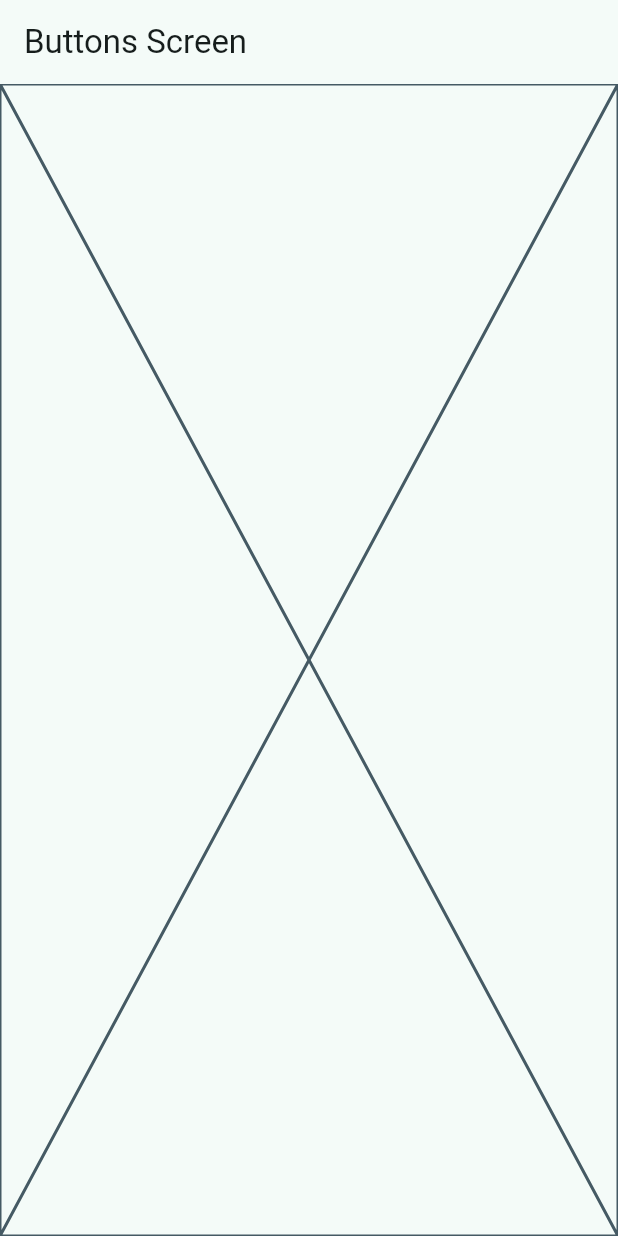
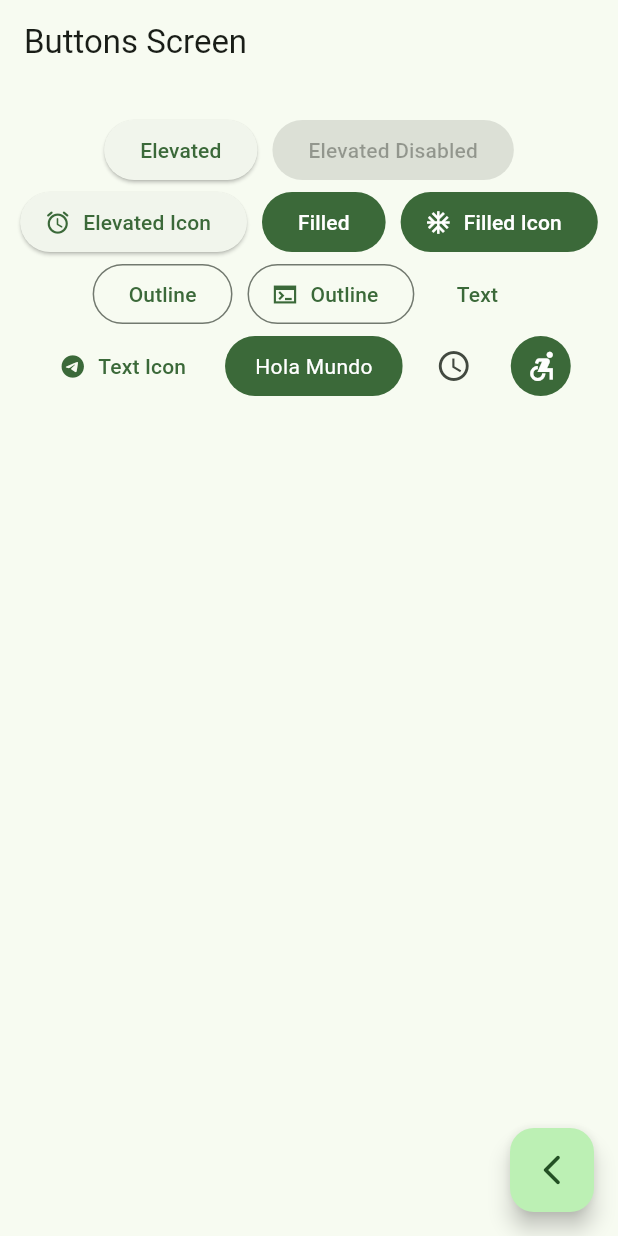
Before and after one commit to Ahtnezev/widgets_app, a Flutter app: the ButtonsScreen screen opened by its route, on a phone screen of 412 x 824 dp. Run offline on Flutter 3.47's test engine with Material 3 defaults, Android fonts, the phone set to English and light mode, and no system bars; our stand-ins replace go_router.

Commit message:
buttons screen finished

```diff
--- a/lib/main.dart
+++ b/lib/main.dart
@@ -17,7 +17,7 @@ class MainApp extends StatelessWidget {
     return MaterialApp.router(
       routerConfig: appRouter,
       debugShowCheckedModeBanner: false,
-      theme: AppTheme(selectedColor: 1).getTheme(),
+      theme: AppTheme(selectedColor: 2).getTheme(),
 
       // home: const HomeScreen(),
       // routes: {
--- a/lib/presentation/screens/buttons/buttons_screen.dart
+++ b/lib/presentation/screens/buttons/buttons_screen.dart
@@ -1,17 +1,102 @@
 import 'package:flutter/material.dart';
-
+import 'package:go_router/go_router.dart';
 
 class ButtonsScreen extends StatelessWidget {
-
-    static const String name = 'buttons_screen';
+  static const String name = 'buttons_screen';
 
   const ButtonsScreen({super.key});
 
   @override
   Widget build(BuildContext context) {
     return Scaffold(
-      appBar: AppBar(title: const Text('Buttons Screen'),),
-      body: const Placeholder(),
+      appBar: AppBar(
+        title: const Text('Buttons Screen'),
+      ),
+      body: const _ButtonsView(),
+      floatingActionButton: FloatingActionButton(
+        child: const Icon(Icons.arrow_back_ios_new_rounded),
+        onPressed: () {
+          context.pop(); // back
+        },
+      ),
     );
   }
 }
+
+class _ButtonsView extends StatelessWidget {
+  // just we need the {super.key} if we need it on another file
+  const _ButtonsView();
+
+  @override
+  Widget build(BuildContext context) {
+
+    final colors = Theme.of(context).colorScheme;
+
+    return SizedBox(
+      width: double.infinity, // take the 100% with the `Padding`
+      child: Padding(
+          padding: const EdgeInsets.symmetric(horizontal: 10, vertical: 20),
+          child: Wrap(
+            // text-wrap
+            spacing: 10, // margin
+            crossAxisAlignment: WrapCrossAlignment.center,
+            alignment: WrapAlignment.center, // center the icons
+            children: [
+              ElevatedButton(onPressed: () {}, child: const Text('Elevated')),
+              const ElevatedButton(
+                  onPressed: null, child: Text('Elevated Disabled')),
+              ElevatedButton.icon(
+                  onPressed: () {},
+                  icon: const Icon(Icons.access_alarm_rounded),
+                  label: const Text('Elevated Icon')),
+
+                FilledButton(onPressed: () {}, child: const Text('Filled')),
+                FilledButton.icon(onPressed: () {}, icon: const Icon(Icons.ac_unit_sharp), label: const Text('Filled Icon'),),
+
+                OutlinedButton(onPressed: (){}, child: const Text('Outline')),
+                OutlinedButton.icon(onPressed: (){}, icon: const Icon(Icons.terminal_sharp), label: const Text('Outline')),
+
+                TextButton(onPressed: (){}, child: const Text('Text')),
+                TextButton.icon(onPressed: (){}, icon: const Icon(Icons.telegram), label: const Text('Text Icon'),),
+
+                //todo: custom button
+
+                const CustomButton(),
+
+                IconButton(onPressed: (){}, icon: const Icon(Icons.access_time)),
+                IconButton(onPressed: (){}, icon: const Icon(Icons.accessible_forward_sharp), style: ButtonStyle(
+                  backgroundColor: MaterialStatePropertyAll(colors.primary),
+                  iconColor: const MaterialStatePropertyAll(Colors.white),
+                ),),
+
+            ],
+          )),
+    );
+  }
+}
+
+
+class CustomButton extends StatelessWidget {
+  const CustomButton({super.key});
+
+  @override
+  Widget build(BuildContext context) {
+    final colors = Theme.of(context).colorScheme;
+
+    // to redounded borders
+    return ClipRRect(
+      borderRadius: BorderRadius.circular(20),
+      child: Material(
+        color: colors.primary,
+        // react to text
+        child: InkWell(
+          onTap: (){},
+          child: const Padding(
+            padding: EdgeInsets.symmetric(horizontal: 20, vertical: 10),
+            child: Text('Hola Mundo', style: TextStyle(color: Colors.white),)
+            ),
+        ),
+      ),
+    );
+  }
+}
```
